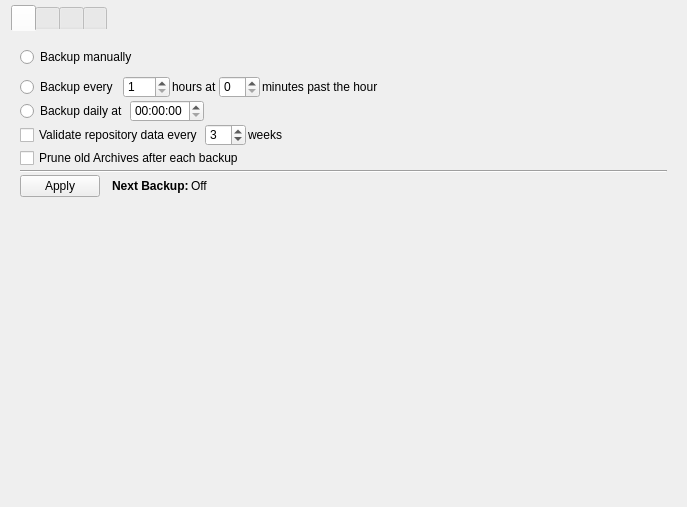
Old version of the form src/vorta/assets/UI/scheduletab.ui in the repository bastiencyr/vorta.
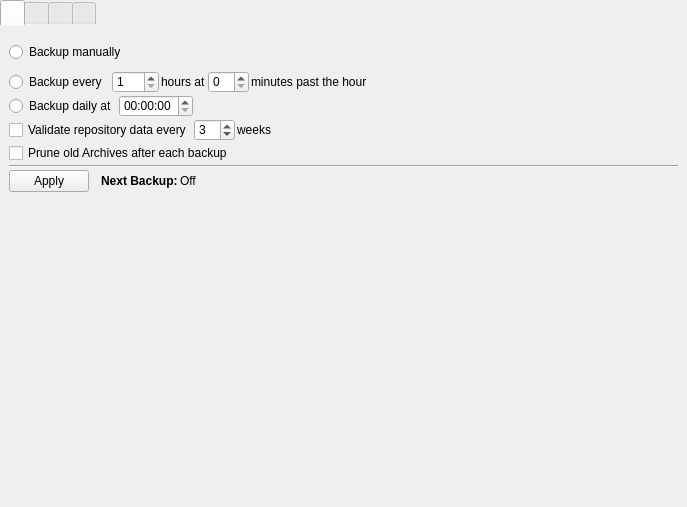
New version of the form.

Commit message: Alternate row color off for left tabs. Uniform margin.

The edit to the form file:
```diff
--- a/src/vorta/assets/UI/scheduletab.ui
+++ b/src/vorta/assets/UI/scheduletab.ui
@@ -14,8 +14,17 @@
    <string>Form</string>
   </property>
   <layout class="QGridLayout" name="gridLayout">
+   <property name="leftMargin">
+    <number>0</number>
+   </property>
    <property name="topMargin">
-    <number>5</number>
+    <number>0</number>
+   </property>
+   <property name="rightMargin">
+    <number>0</number>
+   </property>
+   <property name="bottomMargin">
+    <number>0</number>
    </property>
    <item row="0" column="0">
     <widget class="QTabWidget" name="scheduleTabWidget">
```
The commit also changes 2 other files.
